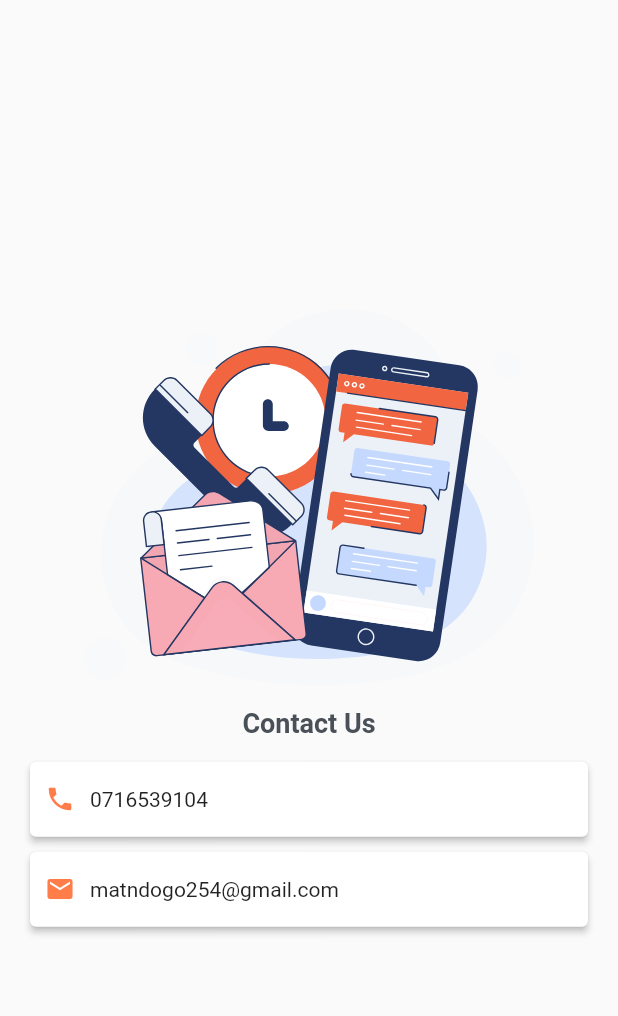
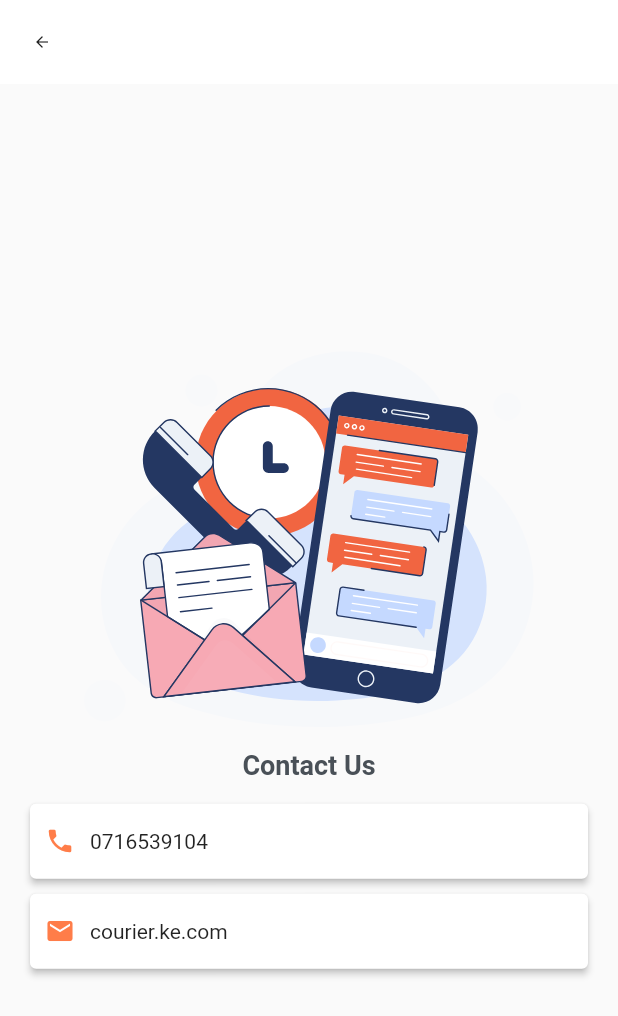
Before and after one commit to ojayjonathan/courier_services_mobile_app, a Flutter app: the ContactUs screen opened by its route, on a phone screen of 412 x 824 dp. Shown: the top 1016 px of the screen. Run offline on Flutter 3.47's test engine with Material 2 defaults, Android fonts, the phone set to English and light mode, and no system bars; our stand-ins replace dartz, dio, flutter_map, flutter_rating_bar, flutter_svg, google_maps_flutter and 3 more; missing offline and left inert: flutter_polyline_points; accounts and stored records are empty; project files that could hold a hidden picture were left out.

Commit message:
add contact

```diff
--- a/lib/screens/support.dart
+++ b/lib/screens/support.dart
@@ -14,6 +14,9 @@ class ContactUs extends StatelessWidget {
   @override
   Widget build(BuildContext context) {
     return Scaffold(
+      appBar: AppBar(
+        automaticallyImplyLeading: true,
+      ),
       body: Container(
           height: MediaQuery.of(context).size.height,
           child: Stack(
@@ -80,9 +83,8 @@ class ContactUs extends StatelessWidget {
                             ),
                           ),
                           InkWell(
-                              onTap: () =>
-                                  _call("mailto:matndogo254@gmail.com"),
-                              child: Text("matndogo254@gmail.com"))
+                              onTap: () => _call("mailto:courier.ke.com"),
+                              child: Text("courier.ke.com"))
                         ],
                       ),
                     ),
```
